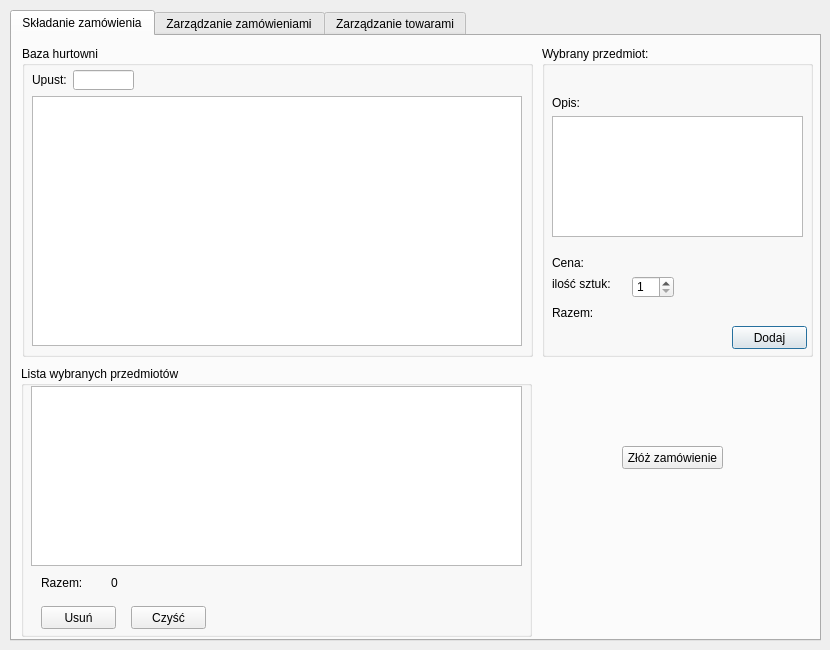
Old version of the form Sklep/magazynier.ui in the repository pwltomaszek/projekt.
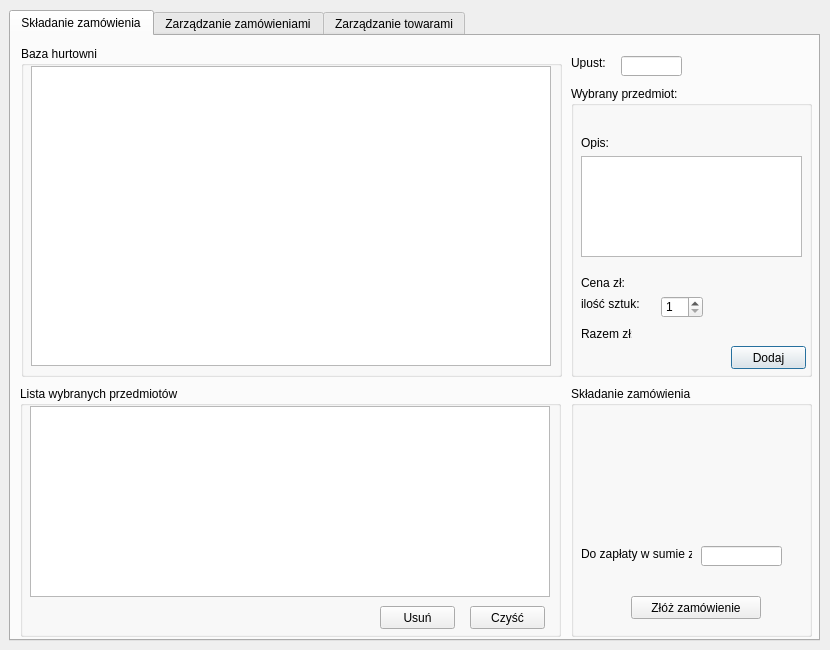
New version of the form. The open tabs and pages were chosen to show the change.

```diff
--- a/Sklep/magazynier.ui
+++ b/Sklep/magazynier.ui
@@ -19,7 +19,7 @@
   <widget class="QTabWidget" name="tabWidget">
    <property name="geometry">
     <rect>
-     <x>10</x>
+     <x>9</x>
      <y>10</y>
      <width>811</width>
      <height>631</height>
@@ -35,10 +35,10 @@
     <widget class="QGroupBox" name="groupBox_3">
      <property name="geometry">
       <rect>
-       <x>530</x>
-       <y>10</y>
-       <width>271</width>
-       <height>311</height>
+       <x>560</x>
+       <y>50</y>
+       <width>241</width>
+       <height>291</height>
       </rect>
      </property>
      <property name="title">
@@ -47,8 +47,8 @@
      <widget class="QPushButton" name="buttonDodaj">
       <property name="geometry">
        <rect>
-        <x>190</x>
-        <y>280</y>
+        <x>160</x>
+        <y>260</y>
         <width>75</width>
         <height>23</height>
        </rect>
@@ -74,7 +74,7 @@
       <property name="geometry">
        <rect>
         <x>10</x>
-        <y>230</y>
+        <y>210</y>
         <width>61</width>
         <height>16</height>
        </rect>
@@ -87,7 +87,7 @@
       <property name="geometry">
        <rect>
         <x>90</x>
-        <y>230</y>
+        <y>210</y>
         <width>42</width>
         <height>22</height>
        </rect>
@@ -120,8 +120,8 @@
        <rect>
         <x>10</x>
         <y>70</y>
-        <width>251</width>
-        <height>121</height>
+        <width>221</width>
+        <height>101</height>
        </rect>
       </property>
       <property name="readOnly">
@@ -135,33 +135,33 @@
       <property name="geometry">
        <rect>
         <x>10</x>
-        <y>210</y>
+        <y>190</y>
         <width>46</width>
         <height>13</height>
        </rect>
       </property>
       <property name="text">
-       <string>Cena:</string>
+       <string>Cena zł:</string>
       </property>
      </widget>
      <widget class="QLabel" name="label_7">
       <property name="geometry">
        <rect>
         <x>10</x>
-        <y>260</y>
-        <width>46</width>
-        <height>13</height>
+        <y>240</y>
+        <width>51</width>
+        <height>16</height>
        </rect>
       </property>
       <property name="text">
-       <string>Razem:</string>
+       <string>Razem zł:</string>
       </property>
      </widget>
      <widget class="QLabel" name="labelCena">
       <property name="geometry">
        <rect>
         <x>70</x>
-        <y>210</y>
+        <y>190</y>
         <width>61</width>
         <height>16</height>
        </rect>
@@ -174,7 +174,7 @@
       <property name="geometry">
        <rect>
         <x>70</x>
-        <y>260</y>
+        <y>240</y>
         <width>61</width>
         <height>16</height>
        </rect>
@@ -187,8 +187,8 @@
       <property name="geometry">
        <rect>
         <x>140</x>
-        <y>230</y>
-        <width>131</width>
+        <y>210</y>
+        <width>101</width>
         <height>20</height>
        </rect>
       </property>
@@ -628,9 +628,9 @@
      <property name="geometry">
       <rect>
        <x>9</x>
-       <y>330</y>
-       <width>511</width>
-       <height>271</height>
+       <y>350</y>
+       <width>541</width>
+       <height>251</height>
       </rect>
      </property>
      <property name="title">
@@ -639,8 +639,8 @@
      <widget class="QPushButton" name="buttonUsun_2">
       <property name="geometry">
        <rect>
-        <x>20</x>
-        <y>240</y>
+        <x>360</x>
+        <y>220</y>
         <width>75</width>
         <height>23</height>
        </rect>
@@ -652,8 +652,8 @@
      <widget class="QPushButton" name="buttonCzysc_2">
       <property name="geometry">
        <rect>
-        <x>110</x>
-        <y>240</y>
+        <x>450</x>
+        <y>220</y>
         <width>75</width>
         <height>23</height>
        </rect>
@@ -667,118 +667,128 @@
        <rect>
         <x>10</x>
         <y>20</y>
-        <width>491</width>
-        <height>180</height>
+        <width>520</width>
+        <height>191</height>
        </rect>
       </property>
      </widget>
-     <widget class="QLabel" name="label_9">
-      <property name="geometry">
-       <rect>
-        <x>20</x>
-        <y>210</y>
-        <width>46</width>
-        <height>13</height>
-       </rect>
-      </property>
-      <property name="text">
-       <string>Razem:</string>
-      </property>
-     </widget>
-     <widget class="QLabel" name="labelRazemWybrane_2">
-      <property name="geometry">
-       <rect>
-        <x>90</x>
-        <y>210</y>
-        <width>46</width>
-        <height>13</height>
-       </rect>
-      </property>
-      <property name="text">
-       <string>0</string>
-      </property>
-     </widget>
     </widget>
     <widget class="QGroupBox" name="groupBox">
      <property name="geometry">
       <rect>
        <x>10</x>
        <y>10</y>
-       <width>511</width>
-       <height>311</height>
+       <width>541</width>
+       <height>331</height>
       </rect>
      </property>
      <property name="title">
       <string>Baza hurtowni</string>
      </property>
-     <widget class="QLineEdit" name="lineEdit_2">
-      <property name="geometry">
-       <rect>
-        <x>51</x>
-        <y>24</y>
-        <width>61</width>
-        <height>20</height>
-       </rect>
-      </property>
-      <property name="readOnly">
-       <bool>true</bool>
-      </property>
-     </widget>
-     <widget class="QLabel" name="label_3">
-      <property name="geometry">
-       <rect>
-        <x>10</x>
-        <y>27</y>
-        <width>46</width>
-        <height>13</height>
-       </rect>
-      </property>
-      <property name="text">
-       <string>Upust:</string>
-      </property>
-     </widget>
      <widget class="QTableView" name="tableView">
       <property name="geometry">
        <rect>
         <x>10</x>
-        <y>50</y>
-        <width>490</width>
-        <height>250</height>
+        <y>20</y>
+        <width>520</width>
+        <height>300</height>
        </rect>
       </property>
      </widget>
     </widget>
-    <widget class="QPushButton" name="pushButton">
+    <widget class="QLineEdit" name="lineEdit_2">
      <property name="geometry">
       <rect>
        <x>610</x>
-       <y>410</y>
-       <width>101</width>
-       <height>23</height>
+       <y>20</y>
+       <width>61</width>
+       <height>20</height>
+      </rect>
+     </property>
+     <property name="readOnly">
+      <bool>true</bool>
+     </property>
+    </widget>
+    <widget class="QLabel" name="label_3">
+     <property name="geometry">
+      <rect>
+       <x>560</x>
+       <y>20</y>
+       <width>46</width>
+       <height>13</height>
       </rect>
      </property>
      <property name="text">
-      <string>Złóż zamówienie</string>
+      <string>Upust:</string>
      </property>
     </widget>
-    <widget class="QLabel" name="label_2">
+    <widget class="QGroupBox" name="groupBox_10">
      <property name="geometry">
       <rect>
-       <x>540</x>
-       <y>460</y>
+       <x>560</x>
+       <y>350</y>
        <width>241</width>
-       <height>61</height>
+       <height>251</height>
       </rect>
      </property>
-     <property name="sizePolicy">
-      <sizepolicy hsizetype="Preferred" vsizetype="Preferred">
-       <horstretch>0</horstretch>
-       <verstretch>0</verstretch>
-      </sizepolicy>
+     <property name="title">
+      <string>Składanie zamówienia</string>
      </property>
-     <property name="text">
-      <string/>
-     </property>
+     <widget class="QPushButton" name="pushButton">
+      <property name="geometry">
+       <rect>
+        <x>60</x>
+        <y>210</y>
+        <width>130</width>
+        <height>23</height>
+       </rect>
+      </property>
+      <property name="text">
+       <string>Złóż zamówienie</string>
+      </property>
+     </widget>
+     <widget class="QLabel" name="label_9">
+      <property name="geometry">
+       <rect>
+        <x>10</x>
+        <y>160</y>
+        <width>111</width>
+        <height>16</height>
+       </rect>
+      </property>
+      <property name="text">
+       <string>Do zapłaty w sumie zł:</string>
+      </property>
+     </widget>
+     <widget class="QLineEdit" name="labelRazemWybrane_2">
+      <property name="geometry">
+       <rect>
+        <x>130</x>
+        <y>160</y>
+        <width>81</width>
+        <height>20</height>
+       </rect>
+      </property>
+     </widget>
+     <widget class="QLabel" name="label_2">
+      <property name="geometry">
+       <rect>
+        <x>10</x>
+        <y>30</y>
+        <width>221</width>
+        <height>61</height>
+       </rect>
+      </property>
+      <property name="sizePolicy">
+       <sizepolicy hsizetype="Preferred" vsizetype="Preferred">
+        <horstretch>0</horstretch>
+        <verstretch>0</verstretch>
+       </sizepolicy>
+      </property>
+      <property name="text">
+       <string/>
+      </property>
+     </widget>
     </widget>
    </widget>
    <widget class="QWidget" name="tab_2">
```
Left out of the diff: 102 changed lines with no effect on the pictures.
